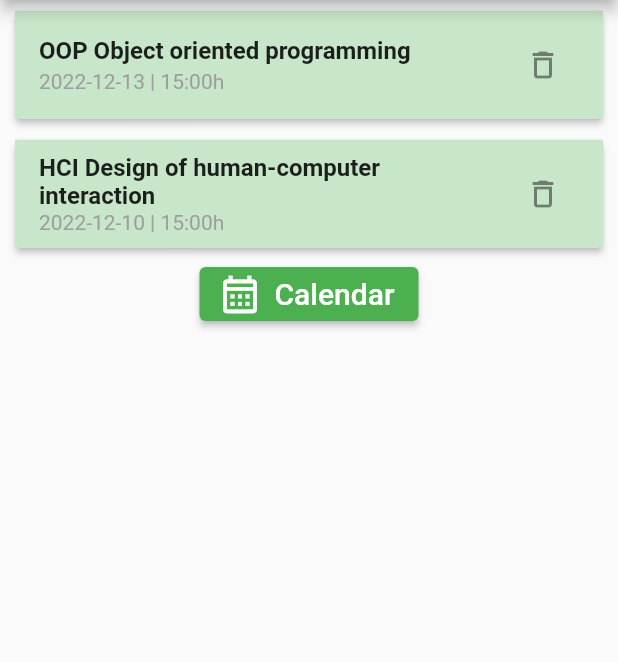
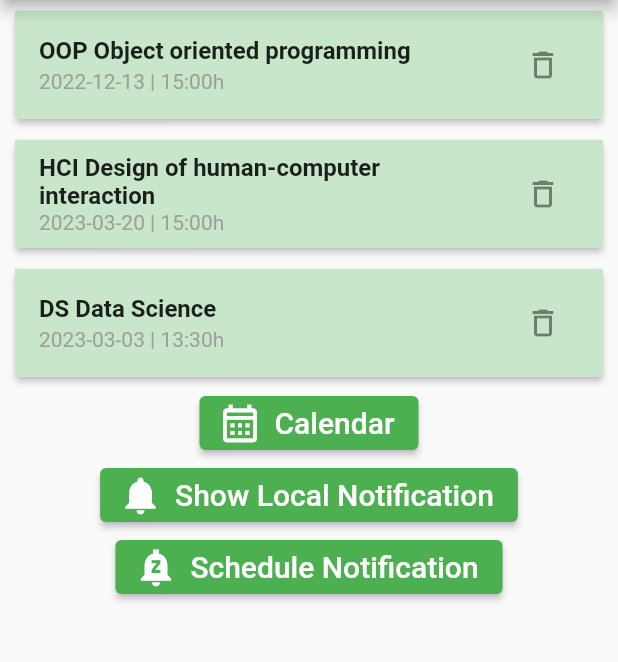
Before and after one commit to zagorkajovanova/mis-lab4, a Flutter app: the HomeScreen screen opened by its route, after a tap on the "delete outline" icon, on a phone screen of 412 x 824 dp, the part 84-746 px from its top. Run offline on Flutter 3.47's test engine with Material 2 defaults, Android fonts, the phone set to English and light mode, and no system bars; our stand-ins replace firebase_auth, firebase_core, flutter_local_notifications, nanoid, syncfusion_flutter_calendar, timezone; accounts and stored records are empty.

Commit message:
Enable local notifications and scheduled local notifications

```diff
--- a/lib/main.dart
+++ b/lib/main.dart
@@ -3,11 +3,9 @@
 import 'package:flutter/material.dart';
 import 'package:lab_mis/screens/signin_screen.dart';
 import 'package:lab_mis/screens/register_screen.dart';
-
 import 'screens/home_screen.dart';
 
 import 'package:firebase_core/firebase_core.dart';
-
 
 Future main() async{
   WidgetsFlutterBinding.ensureInitialized();
--- a/lib/screens/home_screen.dart
+++ b/lib/screens/home_screen.dart
@@ -4,10 +4,14 @@ import 'package:flutter/material.dart';
 import 'package:intl/intl.dart';
 import 'package:lab_mis/screens/calendar_screen.dart';
 import 'package:lab_mis/screens/signin_screen.dart';
+import 'package:lab_mis/services/notification_service.dart';
 
 import '../model/termin.dart';
 import '../widgets/createNewElement.dart';
 import 'package:firebase_auth/firebase_auth.dart';
+
+// final FlutterLocalNotificationsPlugin flutterLocalNotificationsPlugin = FlutterLocalNotificationsPlugin();
+
 
 class HomeScreen extends StatefulWidget{
   static const String idScreen = "mainScreen";
@@ -18,6 +22,16 @@ class HomeScreen extends StatefulWidget{
 }
 
 class _HomeScreenState extends State<HomeScreen>{
+
+  late final NotificationService service;
+
+  @override
+  void initState(){
+    service = NotificationService();
+    service.initialize();
+    super.initState();
+  }
+
   final List<Termin> _termini = [
     Termin(
         id: "1",
@@ -30,7 +44,11 @@ class _HomeScreenState extends State<HomeScreen>{
     Termin(
         id: "3",
         name: "HCI Design of human-computer interaction",
-        date: DateTime.parse("2022-12-10 15:00:00"),)
+        date: DateTime.parse("2023-03-20 15:00:00"),),
+    Termin(
+        id: "4",
+        name: "DS Data Science",
+        date: DateTime.parse("2023-03-03 13:30:00"),)
   ];
 
   void _showModal(BuildContext ctx){
@@ -136,7 +154,22 @@ class _HomeScreenState extends State<HomeScreen>{
                   Navigator.push(context,
                   MaterialPageRoute(builder: (context) => CalendarScreen(_termini)));
                 },
-                ),
+              ),
+            ElevatedButton.icon(
+                icon: Icon(Icons.notifications, size: 30,),
+                label: Text("Show Local Notification", style: TextStyle(fontSize: 20),),
+                onPressed: () async{
+                  await service.showNotification(id: 0, title: 'You have upcoming exams', body: 'Check your calendar');
+                },
+            ),
+            ElevatedButton.icon(
+                icon: Icon(Icons.notifications_paused_sharp, size: 30,),
+                label: Text("Schedule Notification", style: TextStyle(fontSize: 20),),
+                onPressed: () async{
+                  //notification appears after 4 seconds
+                  await service.showScheduledNotification(id: 0, title: 'You have upcoming exams', body: 'Check your calendar', seconds: 4);
+                },
+              ),
         ],
       ),
       )
--- a/lib/screens/signin_screen.dart
+++ b/lib/screens/signin_screen.dart
@@ -19,7 +19,7 @@ class _SignInScreenState extends State<SignInScreen>{
   bool loginFail = false;
   bool passwordError = false;
   bool emailError = false;
-  String loginErrorMessage = "";
+  String loginErrorMessage = "test";
 
   Future _signIn() async{
     try {
--- /dev/null
+++ b/lib/services/notification_service.dart
@@ -0,0 +1,74 @@
+import 'package:timezone/timezone.dart' as tz;
+import 'package:timezone/data/latest.dart' as tz;
+
+import 'package:flutter_local_notifications/flutter_local_notifications.dart';
+
+class NotificationService{
+ NotificationService();
+
+ final _localNotificationService = FlutterLocalNotificationsPlugin();
+
+ Future<void> initialize() async{
+  tz.initializeTimeZones();
+  const AndroidInitializationSettings androidInitializationSettings = AndroidInitializationSettings('@drawable/app_icon');
+
+    DarwinInitializationSettings iosInitializationSettings = DarwinInitializationSettings(
+    requestAlertPermission: true,
+    requestBadgePermission: true,
+    requestSoundPermission: true,
+    onDidReceiveLocalNotification: _onDidRecieveLocalNotification,
+  );
+
+  final InitializationSettings settings = InitializationSettings(
+    android: androidInitializationSettings,
+    iOS: iosInitializationSettings,
+  );
+  await _localNotificationService.initialize(
+    settings,
+    onDidReceiveNotificationResponse: onSelectNotification,
+  );
+ }
+
+ Future<NotificationDetails> _notificationDetails() async{
+  const AndroidNotificationDetails androidNotificationDetails = AndroidNotificationDetails(
+    'channelId',
+    'channelName',
+    channelDescription: 'description',
+    importance: Importance.max,
+    priority: Priority.max,
+    playSound: true,
+  );
+
+  const DarwinNotificationDetails iosNotificationDetails = DarwinNotificationDetails();
+
+  return const NotificationDetails(
+    android: androidNotificationDetails,
+    iOS:iosNotificationDetails);
+ }
+
+ Future<void> showNotification({required int id, required String title, required String body}) async {
+  final details = await _notificationDetails();
+  await _localNotificationService.show(id, title, body, details);
+ }
+
+  Future<void> showScheduledNotification({required int id, required String title, required String body, required int seconds}) async {
+  final details = await _notificationDetails();
+  await _localNotificationService.zonedSchedule(
+    id,
+    title,
+    body,
+    tz.TZDateTime.from(DateTime.now().add(Duration(seconds: seconds)), tz.local,),
+    details,
+    androidAllowWhileIdle: true,
+    uiLocalNotificationDateInterpretation: UILocalNotificationDateInterpretation.absoluteTime,
+    );
+ }
+
+  void _onDidRecieveLocalNotification(int id, String? title, String? body, String? payload){
+    print('id $id');
+  }
+
+  void onSelectNotification(NotificationResponse details) {
+    print('payload $details');
+  }
+}
--- a/pubspec.yaml
+++ b/pubspec.yaml
@@ -40,6 +40,10 @@ dependencies:
   firebase_auth: ^4.2.1
   syncfusion_flutter_calendar: ^20.4.38
   intl: ^0.18.0
+  flutter_local_notifications: ^13.0.0
+  timezone: ^0.9.0
+  rxdart: ^0.27.7
+
 
 dev_dependencies:
   flutter_test:
```
Also changed, not shown: lib/services/authentication_service.dart (deleted, +0 -27 lines), pubspec.lock, 10 other files.
